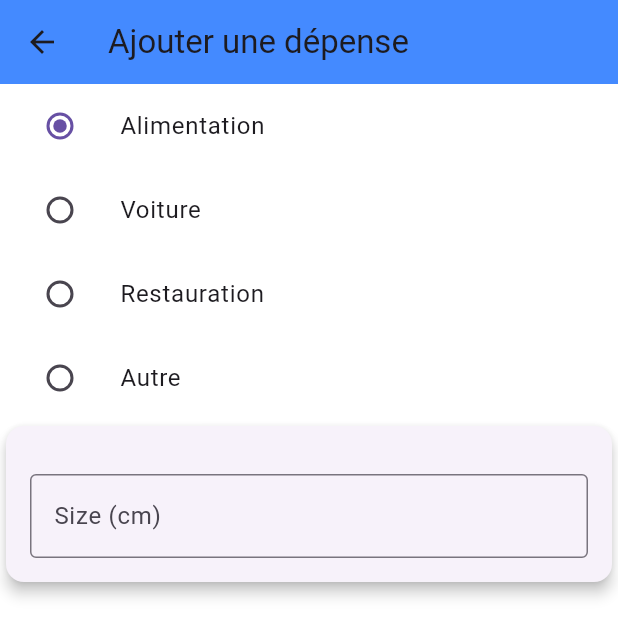
After one commit to mathys-sansus/moulaManager, a Flutter app: the screen it shows after launch, after a tap on "Ajouter une dépense !", on a phone screen of 412 x 824 dp. The commit adds this screen. Shown: the top 637 px of the screen. Run offline on Flutter 3.47's test engine with Material 3 defaults, Android fonts, the phone set to English and light mode, and no system bars.

Commit message:
design page

```diff
--- /dev/null
+++ b/lib/pages/ajouter_depense.dart
@@ -0,0 +1,38 @@
+import 'package:flutter/material.dart';
+import 'package:moula_manager/widgets/zone_saisie_ajout.dart';
+import 'package:moula_manager/widgets/zone_saisie_ajout_radio_button.dart';
+
+class AjouterDepense extends StatefulWidget {
+  const AjouterDepense({super.key});
+
+  @override
+  State<AjouterDepense> createState() => _AjouterDepenseState();
+}
+
+class _AjouterDepenseState extends State<AjouterDepense> {
+  final TextEditingController _typeController = TextEditingController();
+  final TextEditingController _montantController = TextEditingController();
+  final TextEditingController _descriptionController = TextEditingController();
+  final TextEditingController _exceptionnelController = TextEditingController();
+
+  @override
+  Widget build(BuildContext context) {
+    return Scaffold(
+      appBar: AppBar(title: Text('Ajouter une dépense')),
+      body: Center(
+        child: Column(
+          children: [
+            ZoneSaisieAjoutRadioButton(
+              typeController: _typeController,
+            ),
+            ZoneSaisieAjout(
+              montantController: _montantController,
+              descriptionController: _descriptionController,
+              exceptionnelController: _exceptionnelController,
+            )
+          ],
+        )
+      ),
+    );
+  }
+}
--- a/lib/pages/menu.dart
+++ b/lib/pages/menu.dart
@@ -1,6 +1,7 @@
 import 'package:flutter/material.dart';
 import 'package:moula_manager/widgets/zone_info_depenses_classiques.dart';
 import 'package:moula_manager/widgets/zone_info_depenses_exceptionnelles.dart';
+import 'package:moula_manager/pages/ajouter_depense.dart';
 
 //Classe d'état pour le calculateur d'IMC. Elle contient les champs de saisie pour le poids et la taille, le résultat de l'IMC et son interprétation
 class Menu extends StatefulWidget {
@@ -28,7 +29,15 @@ class _MenuState extends State<Menu> {
               _switchInfo=value;
             });
           }),
-          if (_switchInfo) const ZoneInfoDepensesExceptionnelles()
+          if (_switchInfo) const ZoneInfoDepensesExceptionnelles(),
+          ElevatedButton(
+              onPressed: (){
+                Navigator.push(
+                  context,
+                  MaterialPageRoute(builder: (context) => AjouterDepense()),
+                );
+              },
+              child: Text('Ajouter une dépense !',style: TextStyle(fontSize: 30.0),))
         ]
       )
     );
--- /dev/null
+++ b/lib/widgets/zone_saisie_ajout.dart
@@ -0,0 +1,39 @@
+import 'package:flutter/material.dart';
+
+class ZoneSaisieAjout extends StatelessWidget {
+  final TextEditingController montantController;
+  final TextEditingController descriptionController;
+  final TextEditingController exceptionnelController;
+
+  const ZoneSaisieAjout({
+    super.key,
+    required this.montantController,
+    required this.descriptionController,
+    required this.exceptionnelController
+  });
+
+  @override
+  Widget build(BuildContext context) {
+    return Card(
+      elevation: 4,
+      child: Padding(
+        padding: const EdgeInsets.all(16.0),
+        child: Column(
+          mainAxisAlignment: MainAxisAlignment.spaceEvenly,
+          children: [
+            const SizedBox(height: 16),
+            TextField(
+              controller: montantController,
+              keyboardType: TextInputType.number,
+              decoration: const InputDecoration(
+                labelText: 'Size (cm)',
+                hintText: 'Entre 50 et re cm',
+                border: OutlineInputBorder(),
+              ),
+            ),
+          ],
+        ),
+      ),
+    );
+  }
+}
--- /dev/null
+++ b/lib/widgets/zone_saisie_ajout_radio_button.dart
@@ -0,0 +1,88 @@
+import 'package:flutter/material.dart';
+
+enum TypeDepense { Alimentation, Voiture, Restaurant, Autre}
+
+class ZoneSaisieAjoutRadioButton extends StatefulWidget {
+  final TextEditingController typeController;
+  const ZoneSaisieAjoutRadioButton({super.key, required this.typeController,});
+
+  @override
+  State<ZoneSaisieAjoutRadioButton> createState() => _ZoneSaisieAjoutRadioButtonState();
+}
+
+class _ZoneSaisieAjoutRadioButtonState extends State<ZoneSaisieAjoutRadioButton> {
+  TypeDepense? _type = TypeDepense.Alimentation;
+
+  @override
+  Widget build(BuildContext context) {
+    return Column(
+      children: <Widget>[
+        ListTile(
+          title: const Text('Alimentation'),
+          leading: Radio<TypeDepense>(
+            value: TypeDepense.Alimentation,
+            groupValue: _type,
+            onChanged: (TypeDepense? value) {
+              setState(() {
+                _type = value;
+                if (_type != TypeDepense.Autre) {
+                  widget.typeController.text = _type!.name;
+                }
+              });
+            },
+          ),
+        ),
+        ListTile(
+          title: const Text('Voiture'),
+          leading: Radio<TypeDepense>(
+            value: TypeDepense.Voiture,
+            groupValue: _type,
+            onChanged: (TypeDepense? value) {
+              setState(() {
+                _type = value;
+                if (_type != TypeDepense.Autre) {
+                  widget.typeController.text = _type!.name;
+                }
+              });
+            },
+          ),
+        ),
+        ListTile(
+          title: const Text('Restauration'),
+          leading: Radio<TypeDepense>(
+            value: TypeDepense.Restaurant,
+            groupValue: _type,
+            onChanged: (TypeDepense? value) {
+              setState(() {
+                _type = value;
+                if (_type != TypeDepense.Autre) {
+                  widget.typeController.text = _type!.name;
+                }
+              });
+            },
+          ),
+        ),
+        ListTile(
+          title: const Text('Autre'),
+          leading: Radio<TypeDepense>(
+            value: TypeDepense.Autre,
+            groupValue: _type,
+            onChanged: (TypeDepense? value) {
+              setState(() {
+                _type = value;
+              });
+            },
+          ),
+        ),
+        if (_type == TypeDepense.Autre) TextField(
+          controller: widget.typeController,
+          keyboardType: TextInputType.text,
+          decoration: const InputDecoration(
+            labelText: 'Type ...',
+            border: OutlineInputBorder(),
+          ),
+        ),
+      ],
+    );
+  }
+}
```
